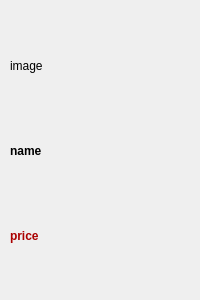
The window that ui/product_item.ui (ntpthaodh/MindX_PTA_Sample) describes before a commit, drawn with Qt 5.
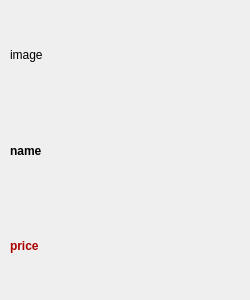
The same window after the commit.

Commit message: open details product_item_dialog

Patch:
```diff
--- a/ui/product_item.ui
+++ b/ui/product_item.ui
@@ -6,7 +6,7 @@
    <rect>
     <x>0</x>
     <y>0</y>
-    <width>200</width>
+    <width>250</width>
     <height>300</height>
    </rect>
   </property>
@@ -24,7 +24,7 @@
     <rect>
      <x>10</x>
      <y>10</y>
-     <width>181</width>
+     <width>231</width>
      <height>281</height>
     </rect>
    </property>
@@ -32,14 +32,17 @@
     <property name="spacing">
      <number>6</number>
     </property>
+    <property name="leftMargin">
+     <number>0</number>
+    </property>
     <property name="topMargin">
-     <number>16</number>
+     <number>0</number>
     </property>
     <property name="rightMargin">
-     <number>12</number>
+     <number>0</number>
     </property>
     <property name="bottomMargin">
-     <number>16</number>
+     <number>0</number>
     </property>
     <item>
      <widget class="QLabel" name="image">
```
The commit also changes 5 other files.
